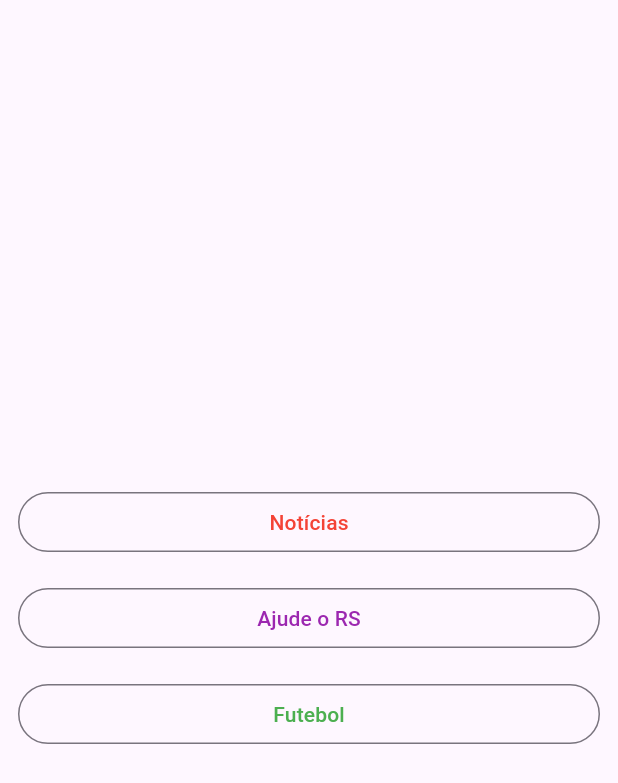
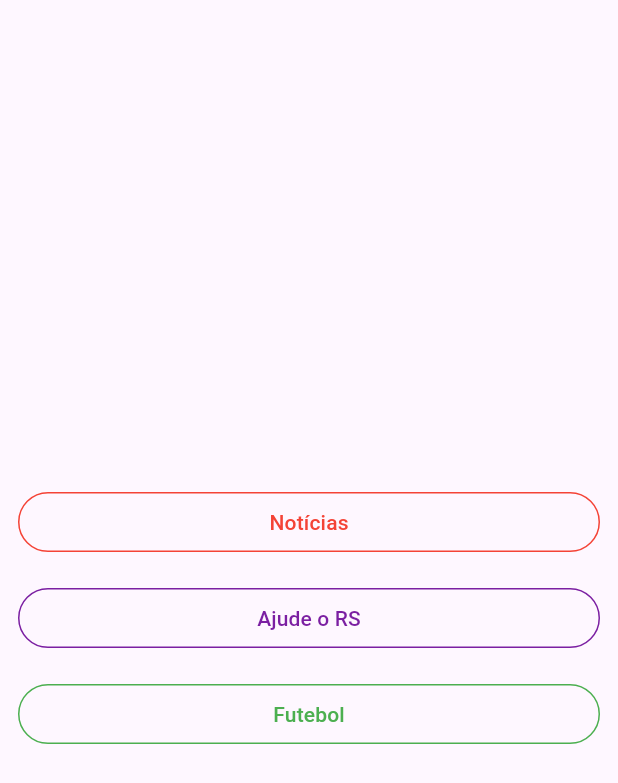
Before and after one commit to agipensador/flutter_webview_example, a Flutter app: the screen it shows after launch, on a phone screen of 412 x 824 dp. Shown: the top 783 px of the screen. Run offline on Flutter 3.47's test engine with Material 3 defaults, Android fonts, the light colour scheme and no system bars; our stand-ins replace webview_flutter.

Commit message:
código refatorado

```diff
--- a/app_webview/lib/pages/home_page.dart
+++ b/app_webview/lib/pages/home_page.dart
@@ -24,6 +24,7 @@ class HomePage extends StatelessWidget {
                 child: OutlineButtonWidget(
                   buttonData: buttonDataList[index],
                   index: index,
+                  color: buttonDataList[index].color,
                 ),
               ),
             ),
@@ -45,7 +46,7 @@ class ButtonData {
   }
 
   factory ButtonData.helpRS() {
-    return ButtonData(text: 'Ajude o RS', color: Colors.purple);
+    return ButtonData(text: 'Ajude o RS', color: Colors.purple.shade700);
   }
 
   factory ButtonData.football() {
@@ -56,8 +57,10 @@ class ButtonData {
 class OutlineButtonWidget extends StatelessWidget {
   final ButtonData buttonData;
   final int index;
+  final Color color;
 
-  OutlineButtonWidget({required this.buttonData, required this.index});
+  OutlineButtonWidget(
+      {required this.buttonData, required this.index, required this.color});
 
   @override
   Widget build(BuildContext context) {
@@ -69,7 +72,7 @@ class OutlineButtonWidget extends StatelessWidget {
                 Navigator.pushNamed(
                   context,
                   'webView',
-                  arguments: index,
+                  arguments: {'index': index, 'color': color},
                 );
               },
               style: ButtonStyle(
@@ -78,8 +81,14 @@ class OutlineButtonWidget extends StatelessWidget {
                     MaterialStateProperty.all(buttonData.color.withOpacity(.2)),
                 shape: MaterialStateProperty.all(
                   RoundedRectangleBorder(
-                      borderRadius: BorderRadius.circular(20.0)),
+                    borderRadius: BorderRadius.circular(20.0),
+                  ),
                 ),
+                side: MaterialStateProperty.resolveWith((states) {
+                  return BorderSide(
+                      color: buttonData
+                          .color); // Defina a cor da borda quando o botão estiver em seu estado padrão
+                }),
               ),
               child: Text(buttonData.text)),
         ),
```
Also changed, not shown: app_webview/lib/pages/web_view_page.dart (+42 -21 lines).
